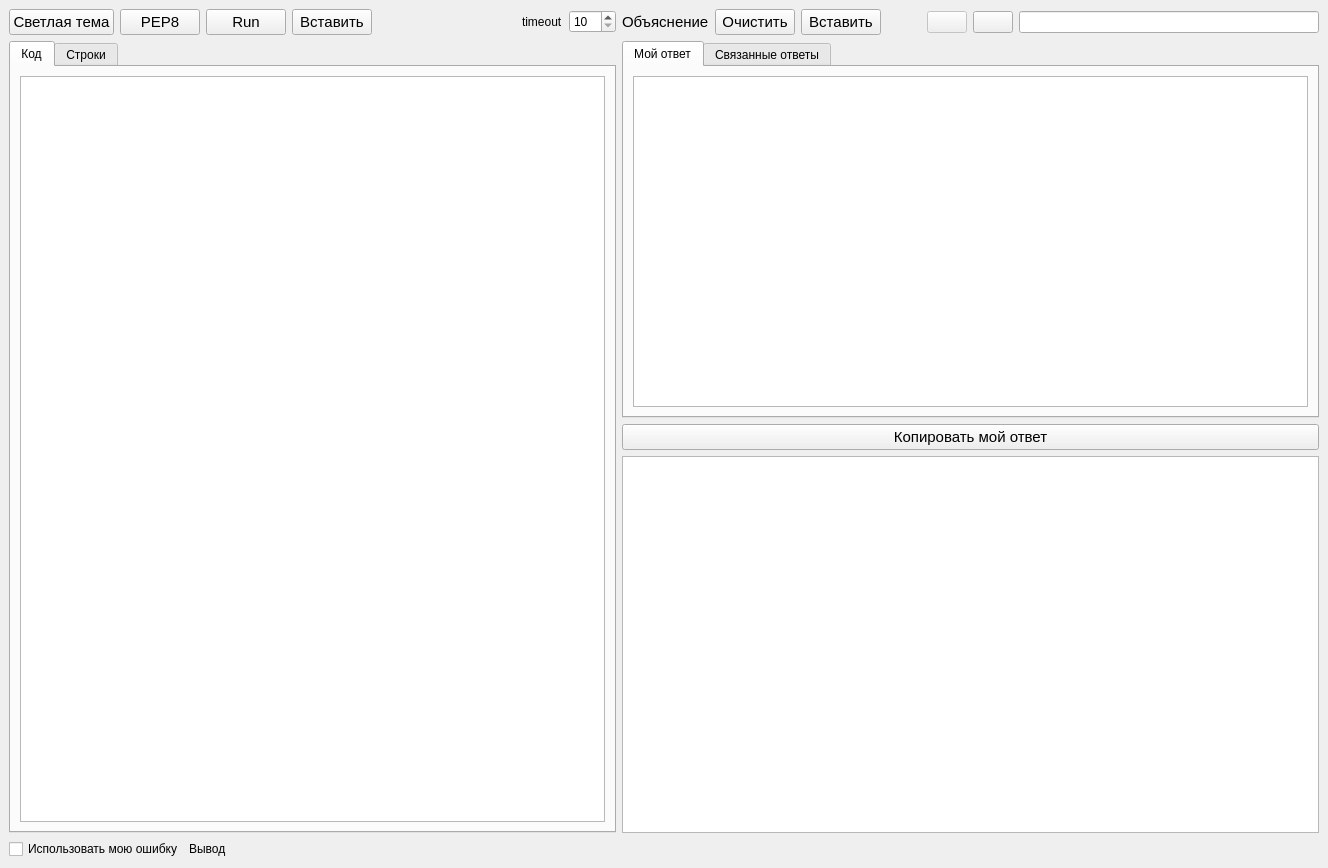
Qt form mainwindow.ui (grigvlwork/pool_feb_2024) before a commit.
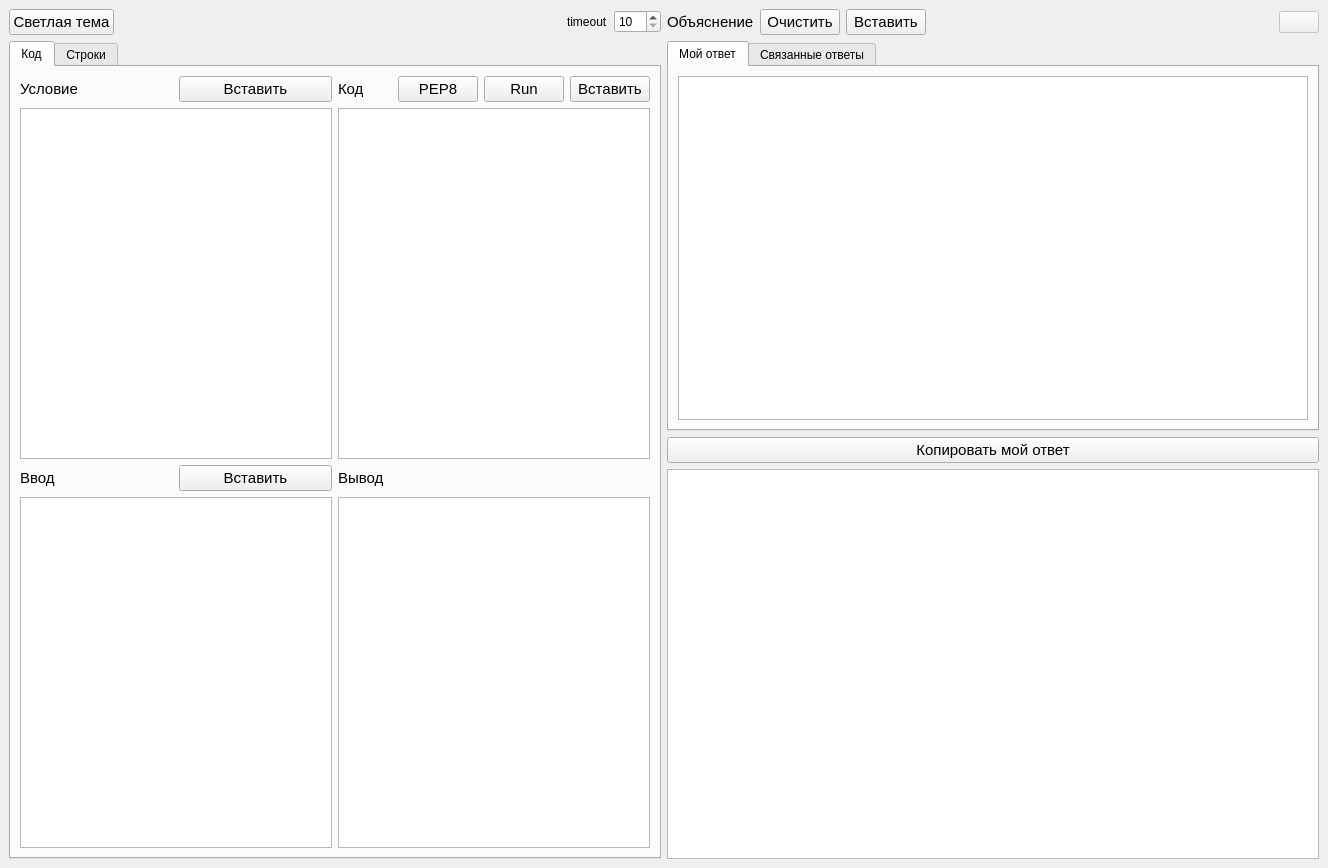
The same form after that commit. The open tabs and pages were chosen to show the change. Icons and pictures are not drawn.

Commit message: начал делать интерфейс

Patch:
```diff
--- a/mainwindow.ui
+++ b/mainwindow.ui
@@ -14,9 +14,7 @@
    <string>Пул январь 2024</string>
   </property>
   <widget class="QWidget" name="centralwidget">
-   <layout class="QVBoxLayout" name="verticalLayout_4">
-    <item>
-     <layout class="QHBoxLayout" name="horizontalLayout_6">
+   <layout class="QHBoxLayout" name="horizontalLayout_9">
       <item>
        <layout class="QVBoxLayout" name="verticalLayout_2">
         <item>
@@ -33,42 +31,6 @@
             </property>
            </widget>
           </item>
-          <item>
-           <widget class="QPushButton" name="pep8_btn">
-            <property name="font">
-             <font>
-              <pointsize>11</pointsize>
-             </font>
-            </property>
-            <property name="text">
-             <string>PEP8</string>
-            </property>
-           </widget>
-          </item>
-          <item>
-           <widget class="QPushButton" name="run_btn">
-            <property name="font">
-             <font>
-              <pointsize>11</pointsize>
-             </font>
-            </property>
-            <property name="text">
-             <string>Run</string>
-            </property>
-           </widget>
-          </item>
-          <item>
-           <widget class="QPushButton" name="paste_btn">
-            <property name="font">
-             <font>
-              <pointsize>11</pointsize>
-             </font>
-            </property>
-            <property name="text">
-             <string>Вставить</string>
-            </property>
-           </widget>
-          </item>
           <item>
            <spacer name="horizontalSpacer_2">
             <property name="orientation">
@@ -115,6 +77,98 @@
            </attribute>
            <layout class="QHBoxLayout" name="horizontalLayout_2">
             <item>
+           <layout class="QGridLayout" name="gridLayout">
+            <item row="0" column="0">
+             <layout class="QHBoxLayout" name="horizontalLayout_6">
+              <item>
+               <widget class="QLabel" name="label_3">
+                <property name="font">
+                 <font>
+                  <pointsize>11</pointsize>
+                 </font>
+                </property>
+                <property name="text">
+                 <string>Условие</string>
+                </property>
+               </widget>
+              </item>
+              <item>
+               <widget class="QPushButton" name="paste_condition_btn">
+                <property name="font">
+                 <font>
+                  <pointsize>11</pointsize>
+                 </font>
+                </property>
+                <property name="text">
+                 <string>Вставить</string>
+                </property>
+               </widget>
+              </item>
+             </layout>
+            </item>
+            <item row="0" column="1">
+             <layout class="QHBoxLayout" name="horizontalLayout_7">
+              <item>
+               <widget class="QLabel" name="label_7">
+                <property name="font">
+                 <font>
+                  <pointsize>11</pointsize>
+                 </font>
+                </property>
+                <property name="text">
+                 <string>Код</string>
+                </property>
+               </widget>
+              </item>
+              <item>
+               <widget class="QPushButton" name="pep8_btn">
+                <property name="font">
+                 <font>
+                  <pointsize>11</pointsize>
+                 </font>
+                </property>
+                <property name="text">
+                 <string>PEP8</string>
+                </property>
+               </widget>
+              </item>
+              <item>
+               <widget class="QPushButton" name="run_btn">
+                <property name="font">
+                 <font>
+                  <pointsize>11</pointsize>
+                 </font>
+                </property>
+                <property name="text">
+                 <string>Run</string>
+                </property>
+               </widget>
+              </item>
+              <item>
+               <widget class="QPushButton" name="paste_btn">
+                <property name="font">
+                 <font>
+                  <pointsize>11</pointsize>
+                 </font>
+                </property>
+                <property name="text">
+                 <string>Вставить</string>
+                </property>
+               </widget>
+              </item>
+             </layout>
+            </item>
+            <item row="1" column="0">
+             <widget class="QTextEdit" name="condition_pte">
+              <property name="font">
+               <font>
+                <family>Consolas</family>
+                <pointsize>10</pointsize>
+               </font>
+              </property>
+             </widget>
+            </item>
+            <item row="1" column="1">
              <widget class="QPlainTextEdit" name="correct_code_pte">
               <property name="maximumSize">
                <size>
@@ -130,6 +184,68 @@
               </property>
              </widget>
             </item>
+            <item row="2" column="0">
+             <layout class="QHBoxLayout" name="horizontalLayout_8">
+              <item>
+               <widget class="QLabel" name="label_5">
+                <property name="font">
+                 <font>
+                  <pointsize>11</pointsize>
+                 </font>
+                </property>
+                <property name="text">
+                 <string>Ввод</string>
+                </property>
+               </widget>
+              </item>
+              <item>
+               <widget class="QPushButton" name="paste_input_btn">
+                <property name="font">
+                 <font>
+                  <pointsize>11</pointsize>
+                 </font>
+                </property>
+                <property name="text">
+                 <string>Вставить</string>
+                </property>
+               </widget>
+              </item>
+             </layout>
+            </item>
+            <item row="2" column="1">
+             <widget class="QLabel" name="label_6">
+              <property name="font">
+               <font>
+                <pointsize>11</pointsize>
+               </font>
+              </property>
+              <property name="text">
+               <string>Вывод</string>
+              </property>
+             </widget>
+            </item>
+            <item row="3" column="0">
+             <widget class="QPlainTextEdit" name="input_pte">
+              <property name="font">
+               <font>
+                <family>Consolas</family>
+                <pointsize>10</pointsize>
+               </font>
+              </property>
+             </widget>
+            </item>
+            <item row="3" column="1">
+             <widget class="QPlainTextEdit" name="output_pte">
+              <property name="font">
+               <font>
+                <family>Consolas</family>
+                <pointsize>10</pointsize>
+               </font>
+              </property>
+             </widget>
+            </item>
+           </layout>
+          </item>
            </layout>
           </widget>
           <widget class="QWidget" name="tab_2">
@@ -226,39 +342,6 @@
             </property>
            </widget>
           </item>
-          <item>
-           <widget class="QPushButton" name="link_pb">
-            <property name="text">
-             <string/>
-            </property>
-            <property name="icon">
-             <iconset>
-              <normaloff>images/insert_link.png</normaloff>images/insert_link.png</iconset>
-            </property>
-            <property name="iconSize">
-             <size>
-              <width>24</width>
-              <height>24</height>
-             </size>
-            </property>
-           </widget>
-          </item>
-          <item>
-           <widget class="QLineEdit" name="link_to_task_le">
-            <property name="sizePolicy">
-             <sizepolicy hsizetype="Maximum" vsizetype="Fixed">
-              <horstretch>0</horstretch>
-              <verstretch>0</verstretch>
-             </sizepolicy>
-            </property>
-            <property name="minimumSize">
-             <size>
-              <width>300</width>
-              <height>0</height>
-             </size>
-            </property>
-           </widget>
-          </item>
          </layout>
         </item>
         <item>
@@ -362,45 +445,6 @@
            </font>
           </property>
          </widget>
-        </item>
-       </layout>
-      </item>
-     </layout>
-    </item>
-    <item>
-     <layout class="QHBoxLayout" name="horizontalLayout_7">
-      <item>
-       <widget class="QCheckBox" name="err_cb">
-        <property name="text">
-         <string>Использовать мою ошибку</string>
-        </property>
-       </widget>
-      </item>
-      <item>
-       <widget class="QLabel" name="correct_output_lb">
-        <property name="maximumSize">
-         <size>
-          <width>1200</width>
-          <height>200</height>
-         </size>
-        </property>
-        <property name="text">
-         <string>Вывод</string>
-        </property>
-       </widget>
-      </item>
-      <item>
-       <spacer name="horizontalSpacer_3">
-        <property name="orientation">
-         <enum>Qt::Horizontal</enum>
-        </property>
-        <property name="sizeHint" stdset="0">
-         <size>
-          <width>40</width>
-          <height>20</height>
-         </size>
-        </property>
-       </spacer>
       </item>
      </layout>
     </item>
```
Left out of the diff: 4 changed lines with no effect on the pictures. Lines whose indentation alone changed are shown as unchanged. The commit also changes 1 other file.
